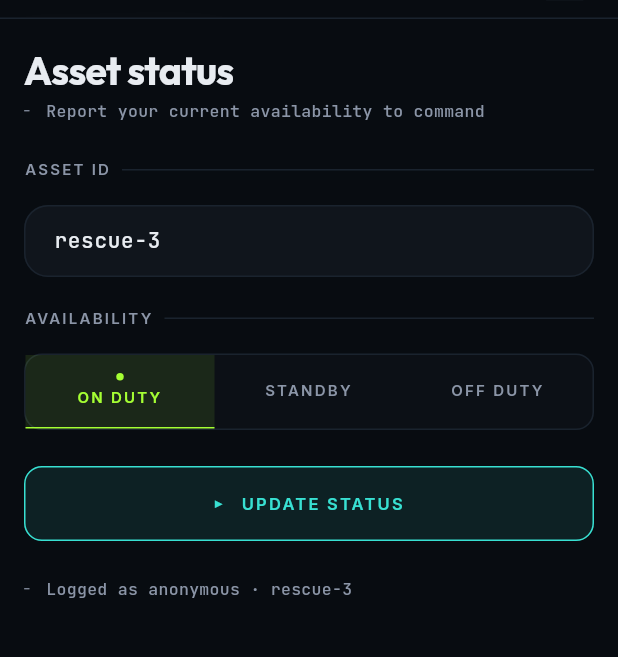
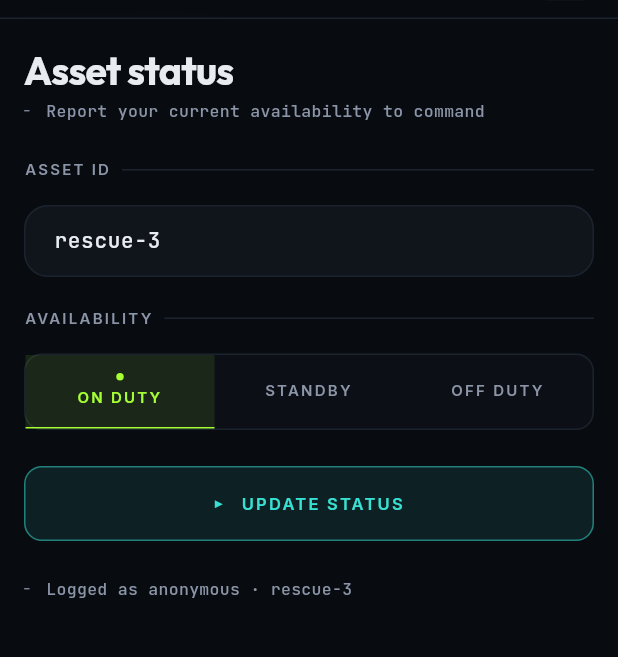
Before and after one commit to shaheryar003/pulse-crisis-response, a Flutter app: the ResponderShell screen opened directly, after a tap on "STATUS", on a phone screen of 412 x 824 dp, the part 65-722 px from its top. Run offline on Flutter 3.47's test engine with Material 3 defaults, Android fonts, the phone set to English and light mode, and no system bars; our stand-ins replace flutter_map, geolocator, google_fonts, image_picker, latlong2, shared_preferences; accounts and stored records are empty; network calls fail.

Commit message:
feat: implement suite of reusable UI components including SindhTile, SkeletonLoader, Sparkbar, CtaButton, and DotLeader

```diff
--- a/mobile/lib/shared/widgets/cta_button.dart
+++ b/mobile/lib/shared/widgets/cta_button.dart
@@ -19,6 +19,7 @@ class CtaButton extends StatelessWidget {
     this.fullWidth = true,
     this.color,
   });
+
   @override
   Widget build(BuildContext context) {
     final c = color ?? PulseColors.signal;
@@ -35,7 +36,7 @@ class CtaButton extends StatelessWidget {
           if (states.contains(WidgetState.hovered) || states.contains(WidgetState.pressed)) {
             return BorderSide(color: c, width: 1.5);
           }
-          return BorderSide(color: c, width: 1);
+          return BorderSide(color: c.withValues(alpha: 0.5), width: 1);
         }),
         shape: WidgetStateProperty.all(const RoundedRectangleBorder(
           borderRadius: BorderRadius.all(Radius.circular(PulseRadii.xl)),
@@ -49,6 +50,7 @@ class CtaButton extends StatelessWidget {
       ),
       child: Row(
         mainAxisSize: MainAxisSize.min,
+        mainAxisAlignment: MainAxisAlignment.center,
         children: [
           if (loading)
             SizedBox(
--- a/mobile/lib/shared/widgets/skeleton_loader.dart
+++ b/mobile/lib/shared/widgets/skeleton_loader.dart
@@ -1,5 +1,4 @@
 import 'package:flutter/material.dart';
-import '../theme.dart';
 import '../tokens.dart';
 
 class SkeletonLoader extends StatefulWidget {
@@ -11,7 +10,7 @@ class SkeletonLoader extends StatefulWidget {
     super.key,
     this.width = double.infinity,
     this.height = 48,
-    this.borderRadius = PulseRadii.md,
+    this.borderRadius = PulseRadii.xxl,
   });
 
   @override
@@ -20,7 +19,6 @@ class SkeletonLoader extends StatefulWidget {
 
 class _SkeletonLoaderState extends State<SkeletonLoader> with SingleTickerProviderStateMixin {
   late final AnimationController _controller;
-  late final Animation<double> _animation;
 
   @override
   void initState() {
@@ -29,9 +27,6 @@ class _SkeletonLoaderState extends State<SkeletonLoader> with SingleTickerProvid
       vsync: this,
       duration: const Duration(milliseconds: 1500),
     )..repeat();
-    _animation = Tween<double>(begin: -2, end: 2).animate(
-      CurvedAnimation(parent: _controller, curve: Curves.easeInOutSine),
-    );
   }
 
   @override
@@ -43,23 +38,25 @@ class _SkeletonLoaderState extends State<SkeletonLoader> with SingleTickerProvid
   @override
   Widget build(BuildContext context) {
     return AnimatedBuilder(
-      animation: _animation,
+      animation: _controller,
       builder: (context, child) {
+        // Shift gradient horizontally to create a 45deg sweep
+        final val = _controller.value;
         return Container(
           width: widget.width,
           height: widget.height,
           decoration: BoxDecoration(
             borderRadius: BorderRadius.circular(widget.borderRadius),
             gradient: LinearGradient(
-              begin: Alignment.topLeft,
-              end: Alignment.bottomRight,
+              begin: const Alignment(-2.0, -1.0),
+              end: const Alignment(2.0, 1.0),
               stops: const [0.0, 0.5, 1.0],
               colors: [
                 PulseColors.ink800,
-                PulseColors.ink700.withValues(alpha: 0.5),
+                PulseColors.ink700,
                 PulseColors.ink800,
               ],
-              transform: GradientRotation(_animation.value),
+              transform: _TranslateGradient(val),
             ),
           ),
         );
@@ -67,3 +64,15 @@ class _SkeletonLoaderState extends State<SkeletonLoader> with SingleTickerProvid
     );
   }
 }
+
+class _TranslateGradient extends GradientTransform {
+  final double value;
+  const _TranslateGradient(this.value);
+
+  @override
+  Matrix4? transform(Rect bounds, {TextDirection? textDirection}) {
+    // Moves the gradient from -width to +width over the course of the animation
+    final dx = bounds.width * (value * 2 - 1);
+    return Matrix4.translationValues(dx, 0.0, 0.0);
+  }
+}
```
Also changed, not shown: mobile/lib/shared/widgets/dot_leader.dart (+6 -6 lines), mobile/lib/shared/widgets/map_pin.dart (+24 -14 lines), mobile/lib/shared/widgets/sindh_tile.dart (+29 -14 lines), mobile/lib/shared/widgets/sparkbar.dart (+7 -4 lines).
